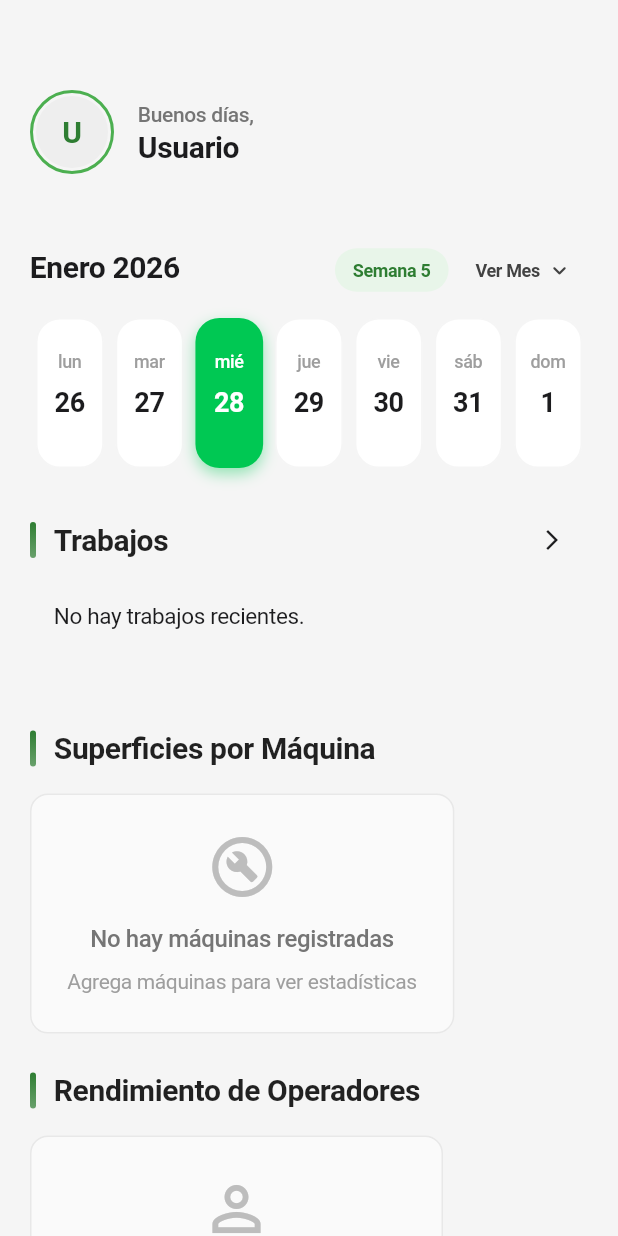
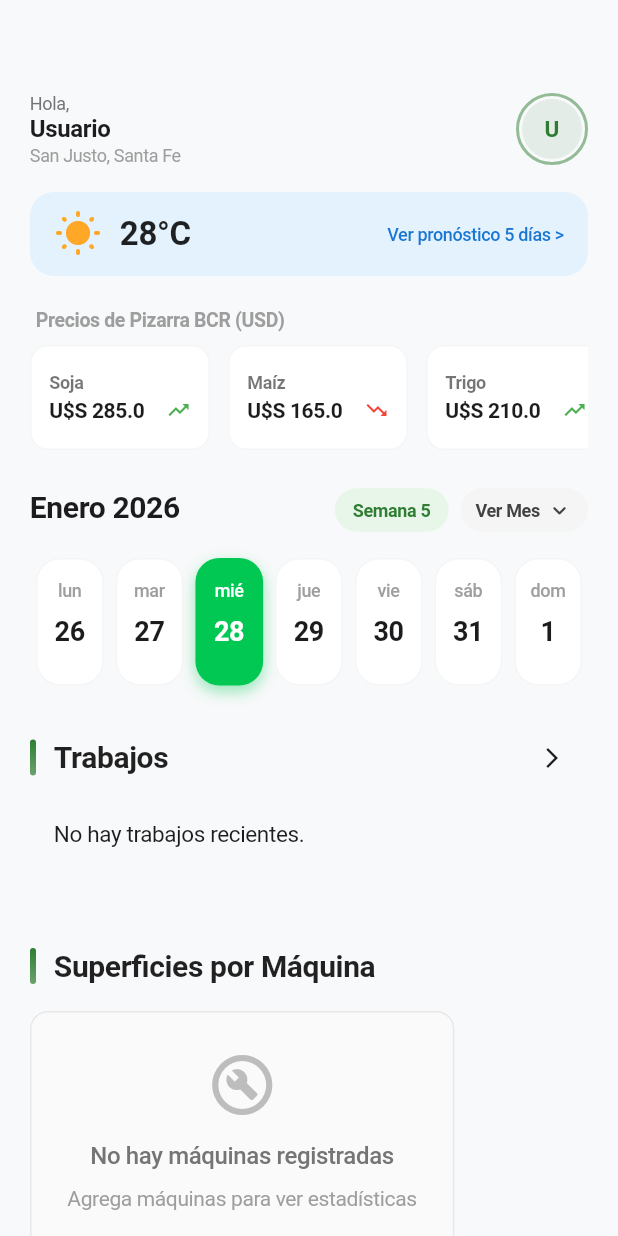
Before and after one commit to Aguvyp/GesAgroFront, a Flutter app: the OptimizedDashboardScreen screen opened by its route, on a phone screen of 412 x 824 dp. Run offline on Flutter 3.47's test engine with Material 3 defaults, Android fonts, the phone set to English and light mode, and no system bars; our stand-ins replace auto_size_text, connectivity_plus, dio, equatable, fl_chart, flutter_animate and 10 more; accounts and stored records are empty; network calls fail.

Commit message:
Me encanta

```diff
--- a/lib/screens/optimized_dashboard_screen.dart
+++ b/lib/screens/optimized_dashboard_screen.dart
@@ -19,6 +19,7 @@ import 'optimized_screens.dart';
 import '../providers/optimized_auth_provider.dart';
 import '../providers/optimized_providers.dart';
 import '../widgets/optimized_widgets.dart';
+import '../widgets/dashboard_widgets.dart';
 
 class OptimizedDashboardScreen extends ConsumerStatefulWidget {
   final Function(int)? onNavigateToIndex;
@@ -308,7 +309,7 @@ class _OptimizedDashboardScreenState
       letterSpacing: -0.41,
     );
 
-    final background = theme.colorScheme.background;
+    final background = const Color(0xFFF8F9FA); // Slightly gray background
     return Scaffold(
       backgroundColor: background,
       body: RefreshIndicator(
@@ -327,24 +328,59 @@ class _OptimizedDashboardScreenState
                   child: Column(
                     crossAxisAlignment: CrossAxisAlignment.start,
                     children: [
-                      // Saludo y Perfil
+                      // Header: Saludo y Avatar
+                      Row(
+                        mainAxisAlignment: MainAxisAlignment.spaceBetween,
+                        children: [
                           _buildGreetingSection(ref.watch(currentUserProvider)),
+                          Container(
+                            padding: const EdgeInsets.all(2),
+                            decoration: BoxDecoration(
+                              shape: BoxShape.circle,
+                              border: Border.all(
+                                color: const Color(AppConstants.primaryColor)
+                                    .withOpacity(0.5),
+                                width: 2,
+                              ),
+                            ),
+                            child: CircleAvatar(
+                              radius: 20,
+                              backgroundColor:
+                                  const Color(AppConstants.primaryColor)
+                                      .withOpacity(0.1),
+                              child: Text(
+                                (ref.watch(currentUserProvider)?['nombre'] ??
+                                        'U')
+                                    .substring(0, 1)
+                                    .toUpperCase(),
+                                style: const TextStyle(
+                                  color: Color(AppConstants.primaryColor),
+                                  fontWeight: FontWeight.bold,
+                                ),
+                              ),
+                            ),
+                          ),
+                        ],
+                      ),
+                      const SizedBox(height: 16),
+
+                      // Clima en una fila entera
+                      const WeatherWidget(),
+                      const SizedBox(height: 20),
+
+                      // Ticker de Precios BCR
+                      const PriceTickerWidget(),
                       const SizedBox(height: 24),
 
-                      // Calendario (ahora arriba)
+                      // Calendario (ahora arriba y más compacto)
                       _buildCalendarioTrabajosYMantenimientos(
                           _trabajos, _mantenimientos),
                       const SizedBox(height: 24),
 
                       // Lista de trabajos por estado
-
                       _buildTrabajosSection(_trabajos),
                       const SizedBox(height: 24),
 
-                      // Calendario de trabajos y mantenimientos
-                      // Calendario de trabajos y mantenimientos
-                      // _buildCalendarioTrabajosYMantenimientos(_trabajos, _mantenimientos),
-                      // const SizedBox(height: 24),
                       const SizedBox(height: 24),
 
                       // Superficies de máquinas
@@ -483,18 +519,28 @@ class _OptimizedDashboardScreenState
 
     final isCompletado = ['completado', 'finalizado'].contains(estado);
 
+    IconData laborIcon;
+    final tipoLabor = trabajo.tipo.toLowerCase();
+    if (tipoLabor.contains('siembra')) {
+      laborIcon = Icons.grass;
+    } else if (tipoLabor.contains('cosecha')) {
+      laborIcon = Icons.agriculture;
+    } else if (tipoLabor.contains('pulver')) {
+      laborIcon = Icons.opacity;
+    } else if (tipoLabor.contains('fertiliz')) {
+      laborIcon = Icons.science;
+    } else {
+      laborIcon = Icons.work_outline;
+    }
+
     Color statusColor;
-    IconData statusIcon;
 
     if (isEnCurso) {
       statusColor = const Color(AppConstants.accentColor);
-      statusIcon = Icons.play_arrow_rounded;
     } else if (isCompletado) {
       statusColor = const Color(AppConstants.successColor);
-      statusIcon = Icons.check_circle_rounded;
     } else {
       statusColor = const Color(AppConstants.infoColor);
-      statusIcon = Icons.schedule_rounded;
     }
 
     String ownershipInfo = 'Propio';
@@ -510,6 +556,16 @@ class _OptimizedDashboardScreenState
       margin: EdgeInsets.zero,
       padding: EdgeInsets.zero,
       borderRadius: BorderRadius.circular(16),
+      child: InkWell(
+        onTap: () {
+          Navigator.push(
+            context,
+            MaterialPageRoute(
+              builder: (context) => TrabajoDetailScreen(trabajo: trabajo),
+            ),
+          );
+        },
+        borderRadius: BorderRadius.circular(16),
         child: Container(
           decoration: BoxDecoration(
             border: Border(
@@ -519,104 +575,125 @@ class _OptimizedDashboardScreenState
               ),
             ),
           ),
-        child: ListTile(
-          contentPadding:
-              const EdgeInsets.symmetric(horizontal: 16, vertical: 8),
-          leading: Container(
-            padding: const EdgeInsets.all(10),
+          padding: const EdgeInsets.symmetric(horizontal: 16.0, vertical: 10.0),
+          child: Column(
+            crossAxisAlignment: CrossAxisAlignment.start,
+            children: [
+              Row(
+                children: [
+                  Container(
+                    padding: const EdgeInsets.all(8),
                     decoration: BoxDecoration(
                       color: statusColor.withOpacity(0.1),
                       shape: BoxShape.circle,
                     ),
                     child: Icon(
-              statusIcon,
+                      laborIcon,
                       color: statusColor,
-            ),
-          ),
-          title: Text(
+                      size: 18,
+                    ),
+                  ),
+                  const SizedBox(width: 10),
+                  Expanded(
+                    child: Column(
+                      crossAxisAlignment: CrossAxisAlignment.start,
+                      children: [
+                        Text(
                           '${trabajo.tipo} - ${trabajo.cultivo}',
                           style: const TextStyle(
                             fontWeight: FontWeight.bold,
                             fontSize: 15,
-            ),
-          ),
-          subtitle: Column(
-            crossAxisAlignment: CrossAxisAlignment.start,
-            children: [
-              const SizedBox(height: 4),
-              Row(
-                children: [
-                  Expanded(
-                    child: Text(
+                            color: Color(0xFF1C1C1E),
+                          ),
+                        ),
+                        Text(
                           ownershipInfo,
                           style: TextStyle(
-                          fontSize: 13,
-                          color: Colors.grey[800],
-                          fontWeight: FontWeight.w500),
-                      overflow: TextOverflow.ellipsis,
-                    ),
-                  ),
-                ],
-              ),
-              const SizedBox(height: 2),
-              Row(
-                children: [
-                  Icon(Icons.landscape_rounded,
-                      size: 14, color: Colors.grey[600]),
-                  const SizedBox(width: 4),
-                  Expanded(
-                    child: Text(
-                      trabajo.campoInfo,
-                      style: TextStyle(fontSize: 13, color: Colors.grey[600]),
-                      overflow: TextOverflow.ellipsis,
-                    ),
-                  ),
-                ],
-              ),
-              const SizedBox(height: 4),
-              Container(
-                padding: const EdgeInsets.symmetric(horizontal: 8, vertical: 2),
-                decoration: BoxDecoration(
-                  color: statusColor.withOpacity(0.1),
-                  borderRadius: BorderRadius.circular(4),
-                ),
-                child: Text(
-                  trabajo.estado ?? 'Desconocido',
-                  style: TextStyle(
-                    fontSize: 11,
-                    fontWeight: FontWeight.w500,
-                    color: statusColor,
-                  ),
-                ),
-              ),
-            ],
-          ),
-          trailing: isEnCurso
-              ? IconButton(
-                  icon: const Icon(Icons.add_circle, size: 32),
-                  color: Colors.green, // Botón verde solicitado
-                  tooltip: 'Registrar Horas',
+                            fontSize: 12,
+                            color: Colors.grey[600],
+                          ),
+                        ),
+                      ],
+                    ),
+                  ),
+                  if (isEnCurso)
+                    IconButton(
+                      icon: const Icon(Icons.add_circle, size: 24),
+                      color: const Color(AppConstants.primaryColor),
+                      padding: EdgeInsets.zero,
+                      constraints: const BoxConstraints(),
                       onPressed: () {
                         Navigator.push(
                           context,
                           MaterialPageRoute(
                             builder: (context) => RegistrarHorasForm(
                               trabajoId: trabajo.id!,
-                          trabajoTitulo: '${trabajo.tipo} - ${trabajo.cultivo}',
+                              trabajoTitulo:
+                                  '${trabajo.tipo} - ${trabajo.cultivo}',
                             ),
                           ),
                         );
                       },
-                )
-              : null,
-          onTap: () {
-            Navigator.push(
-              context,
-              MaterialPageRoute(
-                builder: (context) => TrabajoDetailScreen(trabajo: trabajo),
-              ),
-            );
-          },
+                    ),
+                ],
+              ),
+              const SizedBox(height: 8),
+              Row(
+                children: [
+                  Icon(Icons.landscape_rounded,
+                      size: 12, color: Colors.grey[400]),
+                  const SizedBox(width: 4),
+                  Text(
+                    trabajo.campoInfo,
+                    style: TextStyle(fontSize: 12, color: Colors.grey[600]),
+                  ),
+                  const Spacer(),
+                  Container(
+                    padding:
+                        const EdgeInsets.symmetric(horizontal: 6, vertical: 2),
+                    decoration: BoxDecoration(
+                      color: statusColor.withOpacity(0.1),
+                      borderRadius: BorderRadius.circular(4),
+                    ),
+                    child: Text(
+                      trabajo.estado?.toUpperCase() ?? 'PENDIENTE',
+                      style: TextStyle(
+                        fontSize: 9,
+                        fontWeight: FontWeight.bold,
+                        color: statusColor,
+                      ),
+                    ),
+                  ),
+                ],
+              ),
+              if (isEnCurso) ...[
+                const SizedBox(height: 8),
+                ClipRRect(
+                  borderRadius: BorderRadius.circular(4),
+                  child: LinearProgressIndicator(
+                    value: 0.65,
+                    backgroundColor: statusColor.withOpacity(0.1),
+                    valueColor: AlwaysStoppedAnimation<Color>(statusColor),
+                    minHeight: 4,
+                  ),
+                ),
+                const SizedBox(height: 2),
+                Row(
+                  mainAxisAlignment: MainAxisAlignment.end,
+                  children: [
+                    Text(
+                      '65%',
+                      style: TextStyle(
+                        fontSize: 10,
+                        color: Colors.grey[500],
+                        fontWeight: FontWeight.w500,
+                      ),
+                    ),
+                  ],
+                ),
+              ],
+            ],
+          ),
         ),
       ),
     );
@@ -1021,78 +1098,41 @@ class _OptimizedDashboardScreenState
 
   // Métodos auxiliares
   Widget _buildGreetingSection(Map<String, dynamic>? user) {
-    // Determinar saludo según la hora
-    final now = DateTime.now();
-    String greeting = 'Buenos días,';
-    if (now.hour >= 12 && now.hour < 20) {
-      greeting = 'Buenas tardes,';
-    } else if (now.hour >= 20) {
-      greeting = 'Buenas noches,';
-    }
-
-    // Obtener nombre del usuario o usar fallback
-    // Prioridad: nombre, username, email
-    // Use the name from the passed user map (which comes from AuthProvider)
     final userName =
         user?['nombre'] ?? user?['username'] ?? user?['email'] ?? 'Usuario';
 
-    return Container(
-      margin: const EdgeInsets.only(bottom: 24),
-      child: Row(
-        children: [
-          Container(
-            padding: const EdgeInsets.all(2),
-            decoration: BoxDecoration(
-              shape: BoxShape.circle,
-              border: Border.all(
-                color: const Color(AppConstants.secondaryColor),
-                width: 2,
-              ),
-            ),
-            child: CircleAvatar(
-              radius: 24,
-              backgroundColor: Colors.grey[200],
-              child: Text(
-                userName.isNotEmpty
-                    ? userName.substring(0, 1).toUpperCase()
-                    : 'U',
-                style: const TextStyle(
-                  color: Color(AppConstants.primaryColor),
-                  fontWeight: FontWeight.bold,
-                  fontSize: 20,
-                ),
-              ),
-              // Aquí podrías usar NetworkImage si el usuario tiene foto
-              // backgroundImage: user?['photo_url'] != null ? NetworkImage(user!['photo_url']) : null,
-            ),
-          ),
-          const SizedBox(width: 16),
-          Expanded(
-            child: Column(
+    return Column(
       crossAxisAlignment: CrossAxisAlignment.start,
-              children: [
-                Text(
-                  greeting,
-                  style: TextStyle(
-                    fontSize: 14,
+      mainAxisSize: MainAxisSize.min,
+      children: [
+        Text(
+          'Hola,',
+          style: TextStyle(
+            fontSize: 12,
             color: Colors.grey[600],
-                    fontWeight: FontWeight.w500,
+            fontWeight: FontWeight.w400,
           ),
         ),
         Text(
           userName,
           style: const TextStyle(
-                    fontSize: 20,
+            fontSize: 16,
             fontWeight: FontWeight.bold,
             color: Color(0xFF1C1C1E),
-                    height: 1.2,
-                  ),
-                ),
-              ],
-            ),
-          ),
-        ],
-      ),
+            height: 1.1,
+          ),
+          maxLines: 1,
+          overflow: TextOverflow.ellipsis,
+        ),
+        Text(
+          'San Justo, Santa Fe',
+          style: TextStyle(
+            fontSize: 12,
+            color: Colors.grey[500],
+            fontWeight: FontWeight.w400,
+          ),
+        ),
+      ],
     );
   }
 
@@ -2159,7 +2199,7 @@ class _OptimizedDashboardScreenState
         List.generate(7, (index) => inicioSemana.add(Duration(days: index)));
 
     return SizedBox(
-      height: 100, // Altura fija para las cards
+      height: 85, // Altura reducida a petición del usuario
       child: Row(
         mainAxisAlignment: MainAxisAlignment.spaceBetween,
         children: diasSemana.map((dia) {
--- /dev/null
+++ b/lib/widgets/dashboard_widgets.dart
@@ -0,0 +1,183 @@
+import 'package:flutter/material.dart';
+
+class WeatherWidget extends StatefulWidget {
+  final String location;
+  const WeatherWidget({Key? key, this.location = 'San Justo, Santa Fe'})
+      : super(key: key);
+
+  @override
+  State<WeatherWidget> createState() => _WeatherWidgetState();
+}
+
+class _WeatherWidgetState extends State<WeatherWidget> {
+  bool _isExpanded = false;
+
+  @override
+  Widget build(BuildContext context) {
+    return Container(
+      width: double.infinity,
+      decoration: BoxDecoration(
+        color: const Color(0xFFE3F2FD), // Light blue background like in image
+        borderRadius: BorderRadius.circular(16),
+      ),
+      child: Column(
+        children: [
+          InkWell(
+            onTap: () => setState(() => _isExpanded = !_isExpanded),
+            borderRadius: BorderRadius.circular(16),
+            child: Padding(
+              padding:
+                  const EdgeInsets.symmetric(horizontal: 16.0, vertical: 12.0),
+              child: Row(
+                children: [
+                  Icon(Icons.wb_sunny_rounded,
+                      color: Colors.orange[400], size: 32),
+                  const SizedBox(width: 12),
+                  const Text(
+                    '28°C',
+                    style: TextStyle(
+                      fontSize: 22,
+                      fontWeight: FontWeight.bold,
+                      color: Colors.black87,
+                    ),
+                  ),
+                  const Spacer(),
+                  Text(
+                    'Ver pronóstico 5 días >',
+                    style: TextStyle(
+                      fontSize: 12,
+                      fontWeight: FontWeight.w500,
+                      color: Colors.blue[700],
+                    ),
+                  ),
+                ],
+              ),
+            ),
+          ),
+          if (_isExpanded)
+            Padding(
+              padding: const EdgeInsets.fromLTRB(16, 0, 16, 16),
+              child: Row(
+                mainAxisAlignment: MainAxisAlignment.spaceBetween,
+                children: [
+                  _buildForecastItem('Lun', Icons.wb_sunny_rounded, '30°'),
+                  _buildForecastItem('Mar', Icons.cloud_rounded, '25°'),
+                  _buildForecastItem('Mié', Icons.cloud_rounded, '24°'),
+                  _buildForecastItem('Jue', Icons.wb_cloudy_rounded, '26°'),
+                  _buildForecastItem('Vie', Icons.wb_sunny_rounded, '29°'),
+                ],
+              ),
+            ),
+        ],
+      ),
+    );
+  }
+
+  Widget _buildForecastItem(String day, IconData icon, String temp) {
+    return Column(
+      children: [
+        Text(day, style: TextStyle(fontSize: 12, color: Colors.grey[600])),
+        const SizedBox(height: 4),
+        Icon(icon, size: 20, color: Colors.blue[300]),
+        const SizedBox(height: 4),
+        Text(temp,
+            style: const TextStyle(fontSize: 14, fontWeight: FontWeight.bold)),
+      ],
+    );
+  }
+}
+
+class PriceTickerWidget extends StatelessWidget {
+  const PriceTickerWidget({Key? key}) : super(key: key);
+
+  @override
+  Widget build(BuildContext context) {
+    final List<Map<String, dynamic>> prices = [
+      {'crop': 'Soja', 'price': '285.0', 'trend': 'up'},
+      {'crop': 'Maíz', 'price': '165.0', 'trend': 'down'},
+      {'crop': 'Trigo', 'price': '210.0', 'trend': 'up'},
+      {'crop': 'Girasol', 'price': '310.0', 'trend': 'neutral'},
+      {'crop': 'Sorgo', 'price': '155.0', 'trend': 'up'},
+    ];
+
+    return Column(
+      crossAxisAlignment: CrossAxisAlignment.start,
+      children: [
+        const Padding(
+          padding: EdgeInsets.symmetric(horizontal: 4.0),
+          child: Text(
+            'Precios de Pizarra BCR (USD)',
+            style: TextStyle(
+              fontSize: 13,
+              fontWeight: FontWeight.w600,
+              color: Colors.grey,
+            ),
+          ),
+        ),
+        const SizedBox(height: 8),
+        SizedBox(
+          height: 70,
+          child: ListView.builder(
+            scrollDirection: Axis.horizontal,
+            itemCount: prices.length,
+            itemBuilder: (context, index) {
+              final item = prices[index];
+              return _buildPriceCard(item);
+            },
+          ),
+        ),
+      ],
+    );
+  }
+
+  Widget _buildPriceCard(Map<String, dynamic> item) {
+    Color trendColor = Colors.grey;
+    IconData trendIcon = Icons.remove;
+
+    if (item['trend'] == 'up') {
+      trendColor = Colors.green;
+      trendIcon = Icons.trending_up;
+    } else if (item['trend'] == 'down') {
+      trendColor = Colors.red;
+      trendIcon = Icons.trending_down;
+    }
+
+    return Container(
+      width: 120,
+      margin: const EdgeInsets.only(right: 12),
+      padding: const EdgeInsets.all(12),
+      decoration: BoxDecoration(
+        color: Colors.white,
+        borderRadius: BorderRadius.circular(12),
+        border: Border.all(color: Colors.grey.withOpacity(0.1)),
+      ),
+      child: Column(
+        crossAxisAlignment: CrossAxisAlignment.start,
+        mainAxisAlignment: MainAxisAlignment.center,
+        children: [
+          Text(
+            item['crop'],
+            style: const TextStyle(
+              fontSize: 12,
+              fontWeight: FontWeight.bold,
+              color: Colors.black54,
+            ),
+          ),
+          Row(
+            children: [
+              Text(
+                'U\$S ${item['price']}',
+                style: const TextStyle(
+                  fontSize: 14,
+                  fontWeight: FontWeight.bold,
+                ),
+              ),
+              const Spacer(),
+              Icon(trendIcon, size: 16, color: trendColor),
+            ],
+          ),
+        ],
+      ),
+    );
+  }
+}
```
Lines whose indentation alone changed are shown as unchanged.
